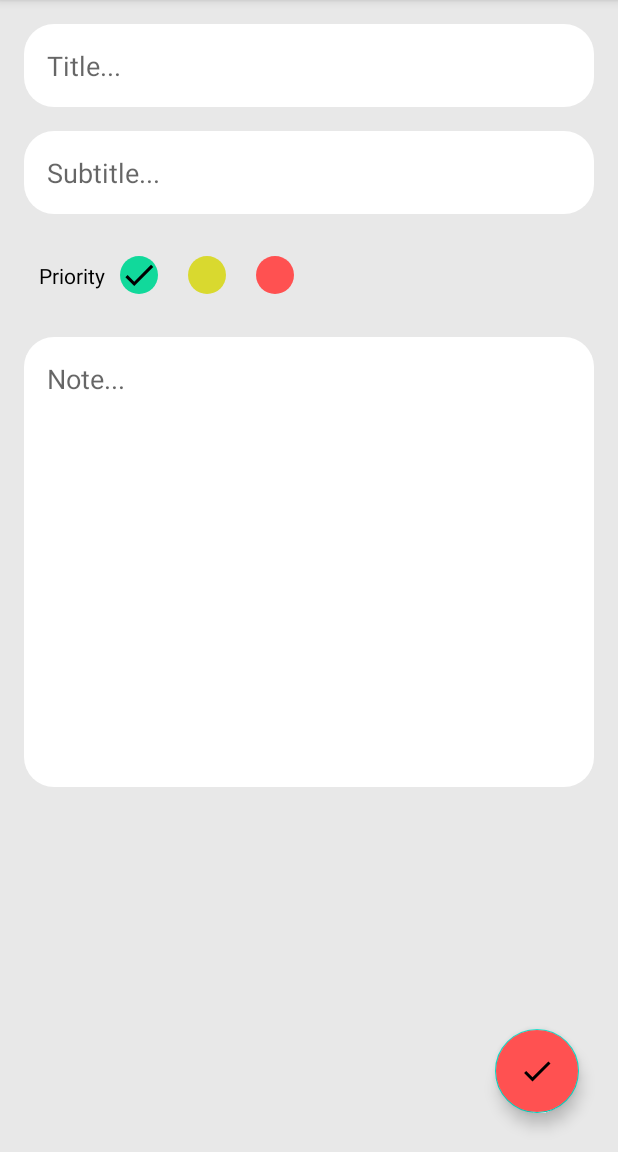
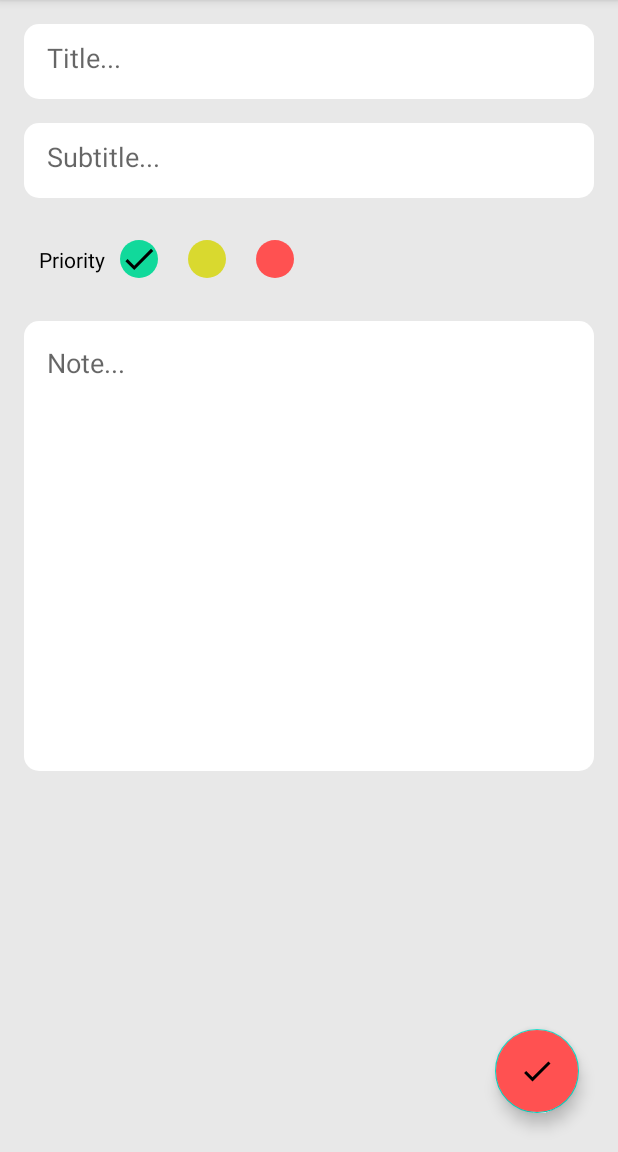
Before and after one commit to kaifakhtar/NotesGuardian, an Android app: the screen it shows after launch (InsertNotesActivity), after a tap on "ADD NOTE", on a phone screen of 412 x 824 dp, the part 84-1236 px from its top. Run offline under Robolectric (Android 15) with nearby library versions, the phone set to English and light mode, and no system bars; our stand-ins replace Room's generated code.

Commit message:
added chips and added 'about us'

```diff
--- a/app/src/main/java/nitj/cgpa/notesguardian/Dao/NotesDao.java
+++ b/app/src/main/java/nitj/cgpa/notesguardian/Dao/NotesDao.java
@@ -15,6 +15,12 @@ public interface NotesDao {
     @Query("SELECT * FROM Notes_Database")
     LiveData<List<Notes>> getallNotes();
 
+    @Query("SELECT * FROM Notes_Database ORDER BY notes_priority DESC")
+    LiveData<List<Notes>> highToLow();
+
+    @Query("SELECT * FROM Notes_Database ORDER BY notes_priority ASC")
+    LiveData<List<Notes>> lowToHigh();
+
     @Insert
     void insertNotes(Notes... notes);
 
--- a/app/src/main/java/nitj/cgpa/notesguardian/MainActivity.java
+++ b/app/src/main/java/nitj/cgpa/notesguardian/MainActivity.java
@@ -4,6 +4,7 @@ import static androidx.recyclerview.widget.RecyclerView.*;
 
 import androidx.annotation.NonNull;
 import androidx.appcompat.app.AppCompatActivity;
+import androidx.lifecycle.Observer;
 import androidx.lifecycle.ViewModelProvider;
 import androidx.recyclerview.widget.GridLayoutManager;
 import androidx.recyclerview.widget.RecyclerView;
@@ -11,13 +12,20 @@ import androidx.recyclerview.widget.StaggeredGridLayoutManager;
 
 import android.content.Intent;
 import android.os.Bundle;
+import android.view.Menu;
+import android.view.MenuItem;
 import android.view.View;
+import android.widget.CompoundButton;
 
+import com.google.android.material.chip.Chip;
 import com.google.android.material.floatingactionbutton.ExtendedFloatingActionButton;
 import com.google.android.material.floatingactionbutton.FloatingActionButton;
 
+import java.util.List;
+
 import nitj.cgpa.notesguardian.Activity.InsertNotesActivity;
 import nitj.cgpa.notesguardian.Adapter.NotesAdapter;
+import nitj.cgpa.notesguardian.Model.Notes;
 import nitj.cgpa.notesguardian.ViewModel.NotesViewModel;
 
 public class MainActivity extends AppCompatActivity {
@@ -25,36 +33,111 @@ public class MainActivity extends AppCompatActivity {
     NotesViewModel notesViewModel;
     RecyclerView notesRecyclerView;
     NotesAdapter notesAdapter;
+    Chip unfilterChip, HighToLow, LowToHigh;
+
     @Override
     protected void onCreate(Bundle savedInstanceState) {
         super.onCreate(savedInstanceState);
         setContentView(R.layout.activity_main);
-        notesRecyclerView=findViewById(R.id.notesRecyclerView);
-        notesDoneButton=findViewById(R.id.addNoteButton);
-        notesViewModel =new ViewModelProvider(this).get(NotesViewModel.class);
+        notesRecyclerView = findViewById(R.id.notesRecyclerView);
+        notesDoneButton = findViewById(R.id.addNoteButton);
+        notesViewModel = new ViewModelProvider(this).get(NotesViewModel.class);
         notesDoneButton.setOnClickListener(view -> {
             startActivity(new Intent(MainActivity.this, InsertNotesActivity.class));
         });
 
+        unfilterChip = findViewById(R.id.unfilter_chip);
+        HighToLow = findViewById(R.id.high_to_low_chip);
+        LowToHigh = findViewById(R.id.low_to_high_chip);
 
 
-        //notesDoneButton.extend();
-        notesViewModel.getAllNotes.observe(this,notes -> {
-            StaggeredGridLayoutManager staggeredGridLayoutManager=new StaggeredGridLayoutManager(2,VERTICAL);
-            notesRecyclerView.setLayoutManager(staggeredGridLayoutManager);
-            notesAdapter=new NotesAdapter(MainActivity.this,notes);
-            notesRecyclerView.setAdapter(notesAdapter);
-            notesRecyclerView.setHasFixedSize(true);
-        });
-
-        notesRecyclerView.addOnScrollListener(new RecyclerView.OnScrollListener(){
+        notesRecyclerView.addOnScrollListener(new RecyclerView.OnScrollListener() {
             @Override
             public void onScrolled(@NonNull RecyclerView recyclerView, int dx, int dy) {
-                if(dy>0){
+                if (dy > 0) {
                     notesDoneButton.shrink();
-                }else
+                } else
                     notesDoneButton.extend();
             }
         });
+
+
+        unfilterChip.setOnCheckedChangeListener(new CompoundButton.OnCheckedChangeListener() {
+            @Override
+            public void onCheckedChanged(CompoundButton compoundButton, boolean b) {
+                loadData(0);
+            }
+        });
+
+        HighToLow.setOnCheckedChangeListener(new CompoundButton.OnCheckedChangeListener() {
+            @Override
+            public void onCheckedChanged(CompoundButton compoundButton, boolean b) {
+                loadData(1);
+            }
+        });
+        LowToHigh.setOnCheckedChangeListener(new CompoundButton.OnCheckedChangeListener() {
+            @Override
+            public void onCheckedChanged(CompoundButton compoundButton, boolean b) {
+                loadData(2);
+            }
+        });
+        notesViewModel.getAllNotes.observe(this, new Observer<List<Notes>>() {
+            @Override
+            public void onChanged(List<Notes> notes) {
+                setAdapter(notes);
+            }
+        });
+
+    }
+
+
+    void loadData(int i) {
+        if (i == 0) {
+            notesViewModel.getAllNotes.observe(this, new Observer<List<Notes>>() {
+                @Override
+                public void onChanged(List<Notes> notes) {
+                    setAdapter(notes);
+                }
+            });
+
+        } else if (i == 1) {
+            notesViewModel.highTolow.observe(this, new Observer<List<Notes>>() {
+                @Override
+                public void onChanged(List<Notes> notes) {
+                    setAdapter(notes);
+                }
+            });
+        } else if (i == 2) {
+            notesViewModel.lowTohigh.observe(this, new Observer<List<Notes>>() {
+                @Override
+                public void onChanged(List<Notes> notes) {
+                    setAdapter(notes);
+                }
+            });
+        }
+
+    }
+
+
+    void setAdapter(List<Notes> notes) {
+        StaggeredGridLayoutManager staggeredGridLayoutManager = new StaggeredGridLayoutManager(2, VERTICAL);
+        notesRecyclerView.setLayoutManager(staggeredGridLayoutManager);
+        notesAdapter = new NotesAdapter(MainActivity.this, notes);
+        notesRecyclerView.setAdapter(notesAdapter);
+        notesRecyclerView.setHasFixedSize(true);
+    }
+
+    @Override
+    public boolean onCreateOptionsMenu(Menu menu) {
+        getMenuInflater().inflate(R.menu.main_act_menu, menu);
+        return true;
+    }
+
+    @Override
+    public boolean onOptionsItemSelected(@NonNull MenuItem item) {
+        if (item.getItemId() == R.id.about_us) {
+
+        }
+        return true;
     }
 }
--- a/app/src/main/java/nitj/cgpa/notesguardian/Repository/NotesRepository.java
+++ b/app/src/main/java/nitj/cgpa/notesguardian/Repository/NotesRepository.java
@@ -14,6 +14,8 @@ public class NotesRepository {
 
     public NotesDao notesDao;
     public LiveData<List<Notes>> getallNotes;
+    public LiveData<List<Notes>> highTolow;
+    public LiveData<List<Notes>> lowTohigh;
 
 
 
@@ -21,6 +23,8 @@ public class NotesRepository {
         NotesDatabase database=NotesDatabase.getDatabaseInstance(application);
         notesDao=database.notesDao();
         getallNotes=notesDao.getallNotes();
+        highTolow=notesDao.highToLow();
+        lowTohigh=notesDao.lowToHigh();
     }
     public void insertNotes(Notes notes){
         notesDao.insertNotes(notes);
--- a/app/src/main/java/nitj/cgpa/notesguardian/ViewModel/NotesViewModel.java
+++ b/app/src/main/java/nitj/cgpa/notesguardian/ViewModel/NotesViewModel.java
@@ -14,11 +14,15 @@ import nitj.cgpa.notesguardian.Repository.NotesRepository;
 public class NotesViewModel  extends AndroidViewModel {
     public NotesRepository repository;
     public LiveData<List<Notes>> getAllNotes;
+    public LiveData<List<Notes>> highTolow;
+    public LiveData<List<Notes>> lowTohigh;
 
     public NotesViewModel(Application application) {
         super(application);
         repository = new NotesRepository(application);
         getAllNotes=repository.getallNotes;
+        highTolow=repository.highTolow;
+        lowTohigh=repository.lowTohigh;
     }
     public void insertNote(Notes notes){
         repository.insertNotes(notes);
--- /dev/null
+++ b/app/src/main/res/color/chip_background_color.xml
@@ -0,0 +1,5 @@
+<?xml version="1.0" encoding="utf-8"?>
+<selector xmlns:android="http://schemas.android.com/apk/res/android">
+    <item android:color="@color/white" android:state_checked="false"/>
+    <item android:color="#FFC3C3" android:state_checked="true"/>
+</selector>
--- /dev/null
+++ b/app/src/main/res/color/filter_chip_text_color.xml
@@ -0,0 +1,5 @@
+<?xml version="1.0" encoding="utf-8"?>
+<selector xmlns:android="http://schemas.android.com/apk/res/android">
+<item android:color="@color/black" android:state_checked="true"/>
+    <item android:color="@color/black" android:state_checked="false"/>
+</selector>
--- /dev/null
+++ b/app/src/main/res/drawable/arrow_drop_down_24.xml
@@ -0,0 +1,5 @@
+<vector android:height="24dp" android:tint="#FFFFFF"
+    android:viewportHeight="24" android:viewportWidth="24"
+    android:width="24dp" xmlns:android="http://schemas.android.com/apk/res/android">
+    <path android:fillColor="@android:color/white" android:pathData="M7,10l5,5 5,-5z"/>
+</vector>
--- a/app/src/main/res/drawable/edit_text_background.xml
+++ b/app/src/main/res/drawable/edit_text_background.xml
@@ -2,6 +2,6 @@
 <shape xmlns:android="http://schemas.android.com/apk/res/android">
     <solid android:color="@color/white"></solid>
 
-    <corners android:radius="20dp"/>
+    <corners android:radius="10dp"/>
 
 </shape>
--- /dev/null
+++ b/app/src/main/res/drawable/person_24.xml
@@ -0,0 +1,5 @@
+<vector android:height="24dp" android:tint="#000000"
+    android:viewportHeight="24" android:viewportWidth="24"
+    android:width="24dp" xmlns:android="http://schemas.android.com/apk/res/android">
+    <path android:fillColor="@android:color/white" android:pathData="M12,12c2.21,0 4,-1.79 4,-4s-1.79,-4 -4,-4 -4,1.79 -4,4 1.79,4 4,4zM12,14c-2.67,0 -8,1.34 -8,4v2h16v-2c0,-2.66 -5.33,-4 -8,-4z"/>
+</vector>
--- a/app/src/main/res/layout/activity_insert_notes.xml
+++ b/app/src/main/res/layout/activity_insert_notes.xml
@@ -16,7 +16,7 @@
         <EditText
             android:id="@+id/notesTitle"
             android:layout_width="match_parent"
-            android:layout_height="wrap_content"
+            android:layout_height="50dp"
             android:layout_marginStart="16dp"
             android:layout_marginLeft="16dp"
             android:layout_marginTop="16dp"
@@ -31,7 +31,7 @@
         <EditText
             android:id="@+id/notesSubTitle"
             android:layout_width="match_parent"
-            android:layout_height="wrap_content"
+            android:layout_height="50dp"
             android:layout_marginStart="16dp"
             android:layout_marginLeft="16dp"
             android:layout_marginTop="16dp"
--- /dev/null
+++ b/app/src/main/res/menu/main_act_menu.xml
@@ -0,0 +1,7 @@
+<?xml version="1.0" encoding="utf-8"?>
+<menu xmlns:android="http://schemas.android.com/apk/res/android"
+    xmlns:app="http://schemas.android.com/apk/res-auto">
+    <item android:title="About us"
+        android:icon="@drawable/person_24"
+        android:id="@+id/about_us"/>
+</menu>
```
Also changed, not shown: app/src/main/res/layout/activity_main.xml (+35 -2 lines), app/src/main/res/layout/activity_update_notes.xml (+8 -5 lines), app/src/main/res/values/themes.xml (+7 -0 lines).
